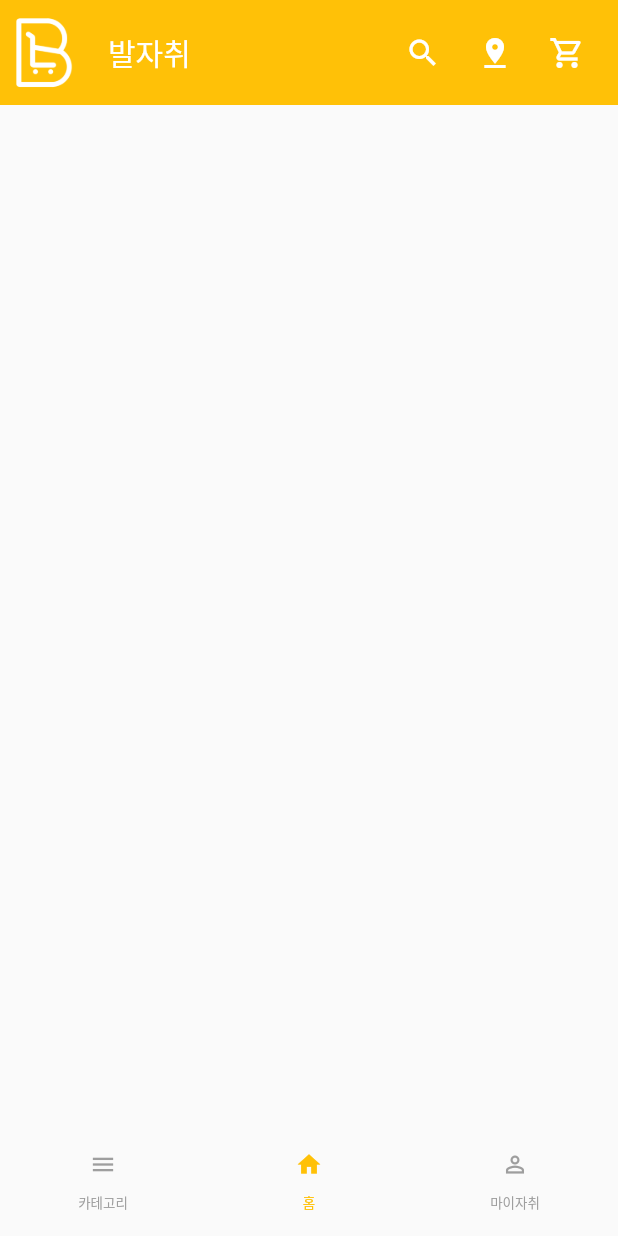
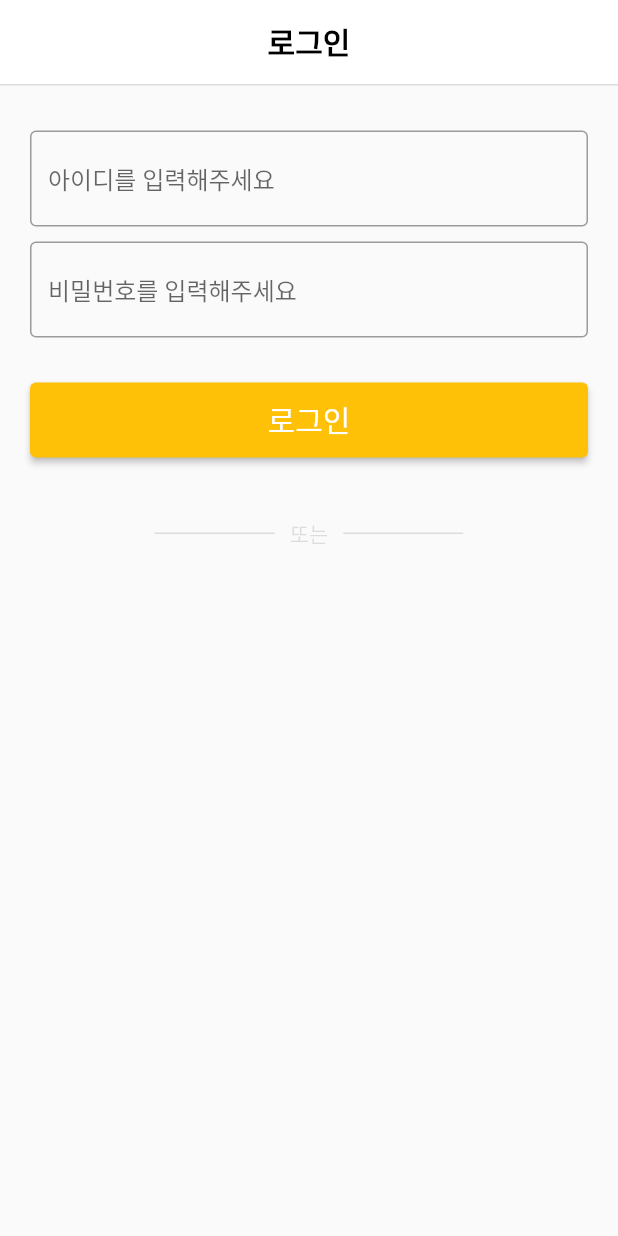
Before and after one commit to Soohyeon02/flutter_baljachwi, a Flutter app: the screen it shows after launch, on a phone screen of 412 x 824 dp. Run offline on Flutter 3.47's test engine with Material 2 defaults, Android fonts, the phone set to English and light mode, and no system bars.

Commit message:
:sparkles: add login page

```diff
--- a/lib/main.dart
+++ b/lib/main.dart
@@ -1,5 +1,7 @@
+import 'package:contact/screens/login_screen.dart';
 import 'package:flutter/material.dart';
 import 'package:contact/screens/bar_test_screen.dart';
+import 'package:contact/screens/login_screen.dart';
 
 void main() => runApp(MyApp());
 
@@ -11,7 +13,7 @@ class MyApp extends StatelessWidget{
     return MaterialApp(
       debugShowCheckedModeBanner: false,
 
-      home: barTestScreen(),
+      home: loginScreen(),
     );
   }
 }
--- /dev/null
+++ b/lib/screens/login_screen.dart
@@ -0,0 +1,104 @@
+import 'package:flutter/material.dart';
+
+class loginScreen extends StatelessWidget {
+  const loginScreen({Key? key}) : super(key: key);
+
+  @override
+  Widget build(BuildContext context) {
+    return Scaffold(
+      appBar: AppBar(
+        title: Text(
+          '로그인',
+          style: TextStyle(
+            color: Colors.black,
+            fontWeight: FontWeight.bold,
+          ),
+        ),
+        backgroundColor: Colors.white,
+        centerTitle: true,
+        elevation: 0.0,
+      ),
+      body: Column(
+        children: <Widget>[
+          Container(
+            height:1.0,
+            width:500.0,
+            color:Colors.black12,
+          ),
+          Container(
+            margin: EdgeInsets.fromLTRB(20, 30, 20, 0),
+            child: TextField(
+              decoration: InputDecoration(
+                border: OutlineInputBorder(),
+                hintText: '아이디를 입력해주세요',
+              ),
+            ),
+          ),
+          Container(
+            margin: EdgeInsets.fromLTRB(20, 10, 20, 0),
+            child: TextField(
+              decoration: InputDecoration(
+                border: OutlineInputBorder(),
+                hintText: '비밀번호를 입력해주세요',
+              ),
+            ),
+          ),
+          Container(
+            width: 500,
+            height: 50,
+            margin: EdgeInsets.fromLTRB(20, 30, 20, 0),
+            child: ElevatedButton(
+              style: ElevatedButton.styleFrom(
+                primary: Colors.amber,
+              ),
+              onPressed: () {  },
+              child: Text(
+                '로그인',
+                style: TextStyle(
+                    fontSize: 20
+                ),
+              ),
+            ),
+          ),
+          Container(
+            margin: EdgeInsets.only(top:40),
+            child: Row(
+              mainAxisAlignment: MainAxisAlignment.center,
+              children: <Widget>[
+                Container(
+                  height:1.0,
+                  width:80.0,
+                  color:Colors.black12,
+                ),
+                Container(
+                  margin: EdgeInsets.only(left: 10, right: 10),
+                  child: Text(
+                    '또는',
+                    style: TextStyle(
+                      color: Colors.black12,
+                    ),
+                  ),
+                ),
+                Container(
+                  height:1.0,
+                  width:80.0,
+                  color:Colors.black12,
+                ),
+              ],
+            ),
+          ),
+          Container(
+            margin: EdgeInsets.only(top: 20),
+            child: Row(
+              children: <Widget>[
+                Container(
+
+                ),
+              ],
+            ),
+          ),
+        ],
+      ),
+    );
+  }
+}
```
